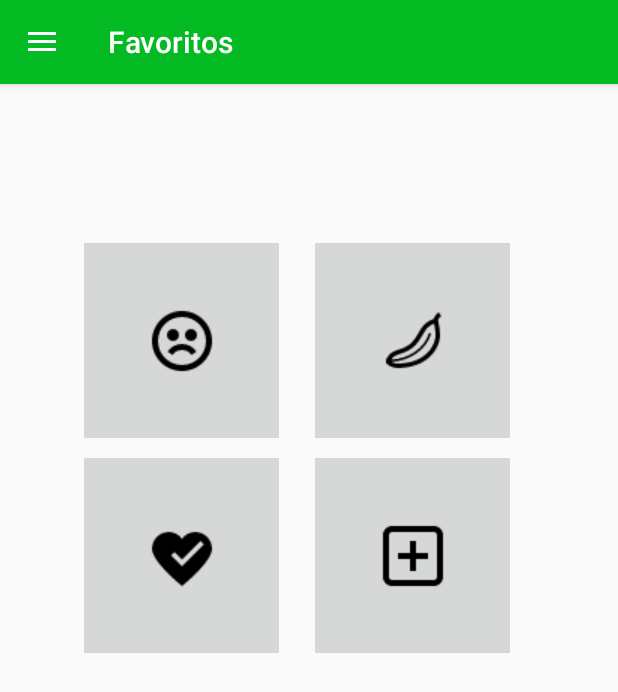
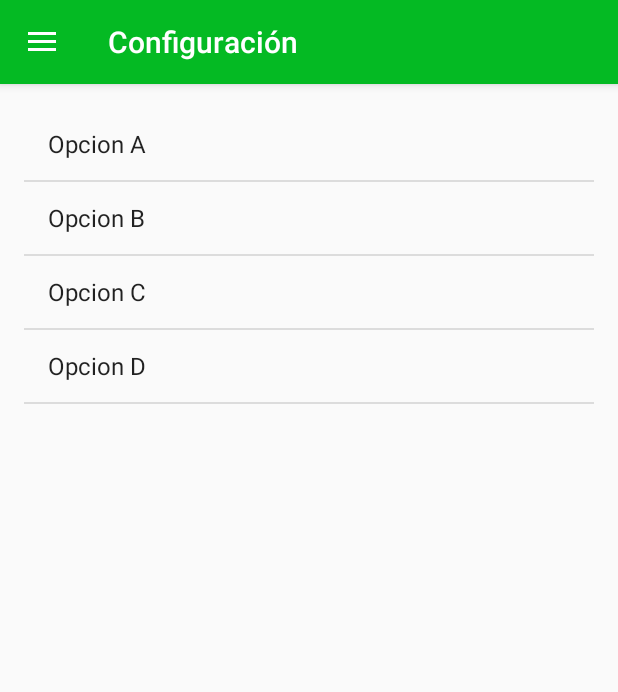
Before and after one commit to ZeroVitz/AppNatureHeal, an Android app: the screen it shows after launch (MainActivity), in the side drawer, after a tap on "Configuracion", on a phone screen of 412 x 824 dp. Shown: the top 692 px of the screen. Run offline under Robolectric (Android 15) with nearby library versions, the phone set to English and light mode, and no system bars.

Commit message:
interfaz"configuracion"

```diff
--- a/app/src/main/java/com/example/greciaguzmn/natureheal/MainActivity.java
+++ b/app/src/main/java/com/example/greciaguzmn/natureheal/MainActivity.java
@@ -17,7 +17,8 @@ import android.view.Menu;
 import android.view.MenuItem;
 
 public class MainActivity extends AppCompatActivity
-        implements NavigationView.OnNavigationItemSelectedListener, AcercaFragment.OnFragmentInteractionListener, FavoritosFragment.OnFragmentInteractionListener {
+        implements NavigationView.OnNavigationItemSelectedListener, AcercaFragment.OnFragmentInteractionListener, FavoritosFragment.OnFragmentInteractionListener,
+        ConfiguracionFragment.OnFragmentInteractionListener {
 
 
 
@@ -75,6 +76,9 @@ public class MainActivity extends AppCompatActivity
                 break;
 
             case R.id.nav_conf:
+                fragment = new ConfiguracionFragment();
+                fragmentTransaction = true;
+                getSupportActionBar().setTitle("Configuración");
                 break;
 
             case R.id.nav_sugerencia:
--- a/app/src/main/res/layout/fragment_configuracion.xml
+++ b/app/src/main/res/layout/fragment_configuracion.xml
@@ -1,13 +1,15 @@
-<FrameLayout xmlns:android="http://schemas.android.com/apk/res/android"
+<LinearLayout xmlns:android="http://schemas.android.com/apk/res/android"
     xmlns:tools="http://schemas.android.com/tools"
     android:layout_width="match_parent"
     android:layout_height="match_parent"
     tools:context="com.example.greciaguzmn.natureheal.ConfiguracionFragment">
 
     <!-- TODO: Update blank fragment layout -->
-    <TextView
+    <ListView
         android:layout_width="match_parent"
         android:layout_height="match_parent"
-        android:text="@string/hello_blank_fragment" />
+        android:entries="@array/opciones"
+        android:id="@+id/miLista"
+        />
 
-</FrameLayout>
+</LinearLayout>
--- a/app/src/main/res/values/strings.xml
+++ b/app/src/main/res/values/strings.xml
@@ -16,4 +16,12 @@
     <string name="hello_blank_fragment">Hello blank fragment</string>
     <string name="fParrafo">Nature Heal es una aplicación con fines educativos, creada por el equipo Dream Team conformado por Mauricio Camacho, Carlos Cruz, Grecia Guzmán. Estudiantes de segundo año de la carrera de Ingeniería de Sistemas de información de la Universidad Centroamérica. Esta aplicación tiene como visión dar un acompañamiento para las personas que han sufrido algún tipo de enfermedad, pero apoyándose únicamente de medicinas naturales.</string>
     <string name="buscar_por_enfermedades">buscar_por_enfermedades</string>
+
+    <string-array name="opciones">
+        <item>Opcion A</item>
+        <item>Opcion B</item>
+        <item>Opcion C</item>
+        <item>Opcion D</item>
+    </string-array>
+
 </resources>
```
